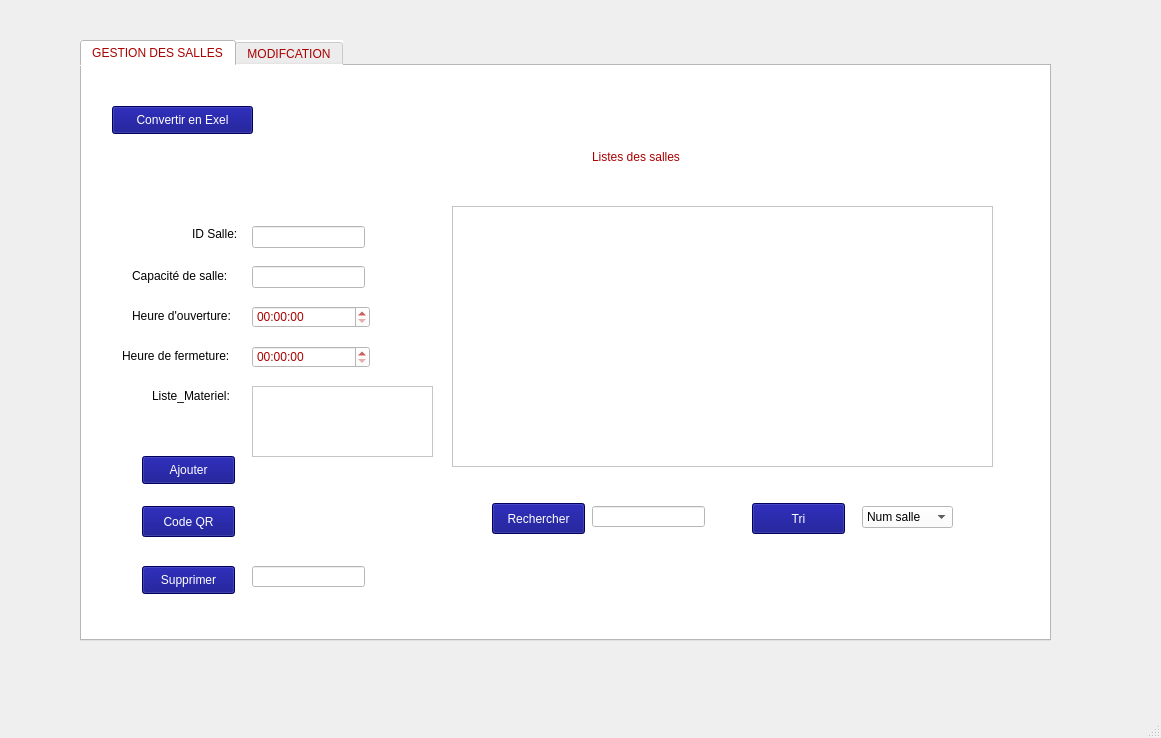
MOOTEZSLIM/Coworking-space, file Documents/projectgds/workspace.ui: the form before one commit.
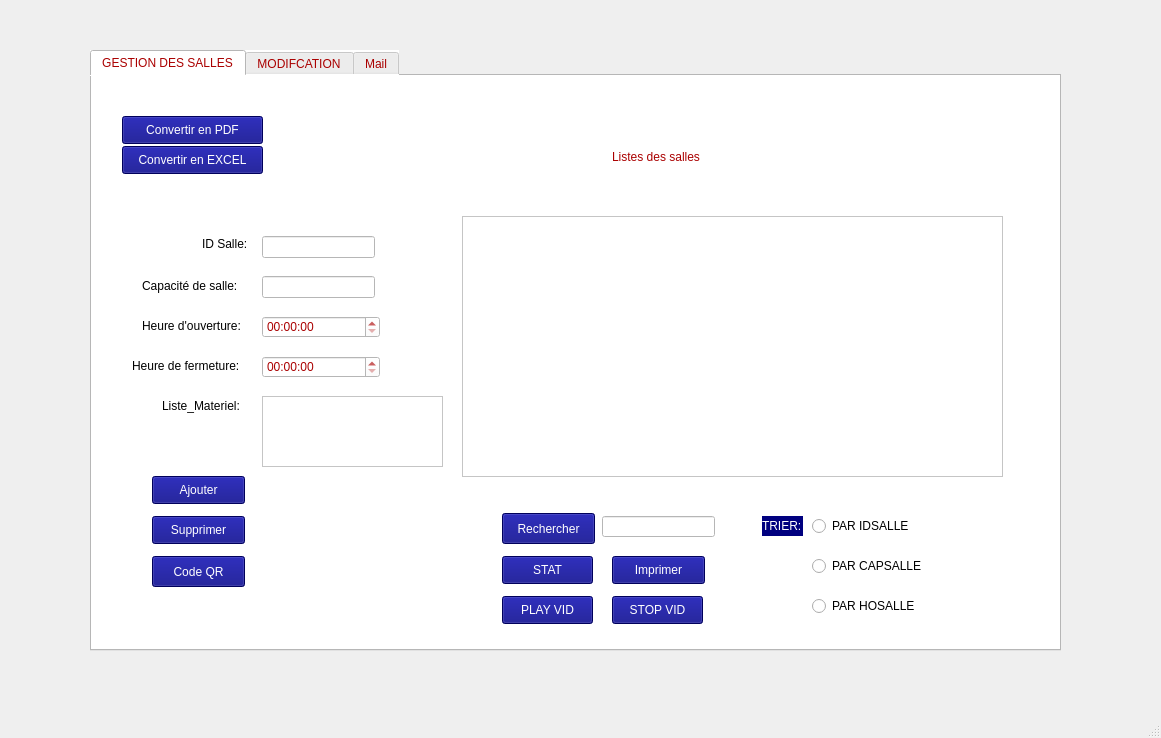
The form after the commit.

The edit to the form file:
```diff
--- a/Documents/projectgds/workspace.ui
+++ b/Documents/projectgds/workspace.ui
@@ -17,8 +17,8 @@
    <widget class="QTabWidget" name="tabWidget">
     <property name="geometry">
      <rect>
-      <x>80</x>
-      <y>40</y>
+      <x>90</x>
+      <y>50</y>
       <width>971</width>
       <height>601</height>
      </rect>
@@ -62,7 +62,7 @@
 color: rgb(255, 255, 255);</string>
       </property>
       <property name="text">
-       <string>Convertir en Exel</string>
+       <string>Convertir en PDF</string>
       </property>
      </widget>
      <widget class="QLineEdit" name="lineEdit_cap">
@@ -147,55 +147,6 @@
        <string>Capacité de salle:</string>
       </property>
      </widget>
-     <widget class="QComboBox" name="comboBox_4">
-      <property name="geometry">
-       <rect>
-        <x>780</x>
-        <y>440</y>
-        <width>91</width>
-        <height>22</height>
-       </rect>
-      </property>
-      <property name="styleSheet">
-       <string notr="true">font: 87 8pt &quot;Raleway Black&quot;;
-color: rgb(0, 0, 0);</string>
-      </property>
-      <item>
-       <property name="text">
-        <string>Num salle</string>
-       </property>
-      </item>
-      <item>
-       <property name="text">
-        <string>Capacité de salle</string>
-       </property>
-      </item>
-      <item>
-       <property name="text">
-        <string>Type d'objet</string>
-       </property>
-      </item>
-      <item>
-       <property name="text">
-        <string>date paiment</string>
-       </property>
-      </item>
-      <item>
-       <property name="text">
-        <string>methode de paiment</string>
-       </property>
-      </item>
-      <item>
-       <property name="text">
-        <string>société</string>
-       </property>
-      </item>
-      <item>
-       <property name="text">
-        <string>Réference</string>
-       </property>
-      </item>
-     </widget>
      <widget class="QLabel" name="label_25">
       <property name="geometry">
        <rect>
@@ -232,29 +183,11 @@
        <string>ID Salle:</string>
       </property>
      </widget>
-     <widget class="QPushButton" name="supprimer">
-      <property name="geometry">
-       <rect>
-        <x>60</x>
-        <y>500</y>
-        <width>93</width>
-        <height>28</height>
-       </rect>
-      </property>
-      <property name="styleSheet">
-       <string notr="true">background-color: rgb(0, 0, 127);
-font: 87 8pt &quot;Raleway Black&quot;;
-color: rgb(255, 255, 255);</string>
-      </property>
-      <property name="text">
-       <string>Supprimer</string>
-      </property>
-     </widget>
      <widget class="QPushButton" name="pushButton_27">
       <property name="geometry">
        <rect>
         <x>60</x>
-        <y>440</y>
+        <y>480</y>
         <width>93</width>
         <height>31</height>
        </rect>
@@ -272,7 +205,7 @@
       <property name="geometry">
        <rect>
         <x>60</x>
-        <y>390</y>
+        <y>400</y>
         <width>93</width>
         <height>28</height>
        </rect>
@@ -289,8 +222,8 @@
      <widget class="QLabel" name="label_21">
       <property name="geometry">
        <rect>
-        <x>510</x>
-        <y>70</y>
+        <x>520</x>
+        <y>60</y>
         <width>271</width>
         <height>41</height>
        </rect>
@@ -304,24 +237,6 @@
        <string>Listes des salles</string>
       </property>
      </widget>
-     <widget class="QPushButton" name="pushButton_25">
-      <property name="geometry">
-       <rect>
-        <x>670</x>
-        <y>437</y>
-        <width>93</width>
-        <height>31</height>
-       </rect>
-      </property>
-      <property name="styleSheet">
-       <string notr="true">background-color: rgb(0, 0, 127);
-font: 87 8pt &quot;Raleway Black&quot;;
-color: rgb(255, 255, 255);</string>
-      </property>
-      <property name="text">
-       <string>Tri</string>
-      </property>
-     </widget>
      <widget class="QLineEdit" name="lineEdit_id">
       <property name="geometry">
        <rect>
@@ -332,16 +247,6 @@
        </rect>
       </property>
      </widget>
-     <widget class="QLineEdit" name="lineEdit_S">
-      <property name="geometry">
-       <rect>
-        <x>170</x>
-        <y>500</y>
-        <width>113</width>
-        <height>21</height>
-       </rect>
-      </property>
-     </widget>
      <widget class="QTableView" name="tableView_S">
       <property name="geometry">
        <rect>
@@ -387,6 +292,199 @@
        </rect>
       </property>
      </widget>
+     <widget class="QRadioButton" name="rb_id">
+      <property name="geometry">
+       <rect>
+        <x>720</x>
+        <y>440</y>
+        <width>121</width>
+        <height>20</height>
+       </rect>
+      </property>
+      <property name="styleSheet">
+       <string notr="true">
+color: rgb(0, 0, 0);
+font: 87 7pt &quot;Raleway Black&quot;;</string>
+      </property>
+      <property name="text">
+       <string>PAR IDSALLE</string>
+      </property>
+     </widget>
+     <widget class="QRadioButton" name="rb_cap">
+      <property name="geometry">
+       <rect>
+        <x>720</x>
+        <y>480</y>
+        <width>131</width>
+        <height>20</height>
+       </rect>
+      </property>
+      <property name="styleSheet">
+       <string notr="true">
+color: rgb(0, 0, 0);
+font: 87 7pt &quot;Raleway Black&quot;;</string>
+      </property>
+      <property name="text">
+       <string>PAR CAPSALLE</string>
+      </property>
+     </widget>
+     <widget class="QRadioButton" name="rb_ho">
+      <property name="geometry">
+       <rect>
+        <x>720</x>
+        <y>520</y>
+        <width>131</width>
+        <height>20</height>
+       </rect>
+      </property>
+      <property name="styleSheet">
+       <string notr="true">
+color: rgb(0, 0, 0);
+font: 87 7pt &quot;Raleway Black&quot;;</string>
+      </property>
+      <property name="text">
+       <string>PAR HOSALLE</string>
+      </property>
+     </widget>
+     <widget class="QLabel" name="label">
+      <property name="geometry">
+       <rect>
+        <x>670</x>
+        <y>440</y>
+        <width>41</width>
+        <height>20</height>
+       </rect>
+      </property>
+      <property name="styleSheet">
+       <string notr="true">background-color: rgb(0, 0, 127);
+font: 87 6pt &quot;Raleway Black&quot;;
+color: rgb(255, 255, 255);</string>
+      </property>
+      <property name="text">
+       <string>TRIER:</string>
+      </property>
+     </widget>
+     <widget class="QPushButton" name="pushButton_EXCEL">
+      <property name="geometry">
+       <rect>
+        <x>30</x>
+        <y>70</y>
+        <width>141</width>
+        <height>28</height>
+       </rect>
+      </property>
+      <property name="styleSheet">
+       <string notr="true">background-color: rgb(0, 0, 127);
+font: 87 6pt &quot;Raleway Black&quot;;
+color: rgb(255, 255, 255);</string>
+      </property>
+      <property name="text">
+       <string>Convertir en EXCEL</string>
+      </property>
+     </widget>
+     <widget class="QPushButton" name="imp">
+      <property name="geometry">
+       <rect>
+        <x>520</x>
+        <y>480</y>
+        <width>93</width>
+        <height>28</height>
+       </rect>
+      </property>
+      <property name="styleSheet">
+       <string notr="true">background-color: rgb(0, 0, 127);
+font: 87 8pt &quot;Raleway Black&quot;;
+color: rgb(255, 255, 255);</string>
+      </property>
+      <property name="text">
+       <string>Imprimer</string>
+      </property>
+     </widget>
+     <widget class="QPushButton" name="supprimer_2">
+      <property name="geometry">
+       <rect>
+        <x>60</x>
+        <y>440</y>
+        <width>93</width>
+        <height>28</height>
+       </rect>
+      </property>
+      <property name="styleSheet">
+       <string notr="true">background-color: rgb(0, 0, 127);
+font: 87 8pt &quot;Raleway Black&quot;;
+color: rgb(255, 255, 255);</string>
+      </property>
+      <property name="text">
+       <string>Supprimer</string>
+      </property>
+     </widget>
+     <widget class="QLabel" name="QRCODE_3">
+      <property name="geometry">
+       <rect>
+        <x>200</x>
+        <y>400</y>
+        <width>131</width>
+        <height>141</height>
+       </rect>
+      </property>
+      <property name="text">
+       <string/>
+      </property>
+     </widget>
+     <widget class="QPushButton" name="pushButtonSTAT">
+      <property name="geometry">
+       <rect>
+        <x>410</x>
+        <y>480</y>
+        <width>91</width>
+        <height>28</height>
+       </rect>
+      </property>
+      <property name="styleSheet">
+       <string notr="true">background-color: rgb(0, 0, 127);
+font: 87 6pt &quot;Raleway Black&quot;;
+color: rgb(255, 255, 255);</string>
+      </property>
+      <property name="text">
+       <string>STAT</string>
+      </property>
+     </widget>
+     <widget class="QPushButton" name="pushButtonplay">
+      <property name="geometry">
+       <rect>
+        <x>410</x>
+        <y>520</y>
+        <width>91</width>
+        <height>28</height>
+       </rect>
+      </property>
+      <property name="styleSheet">
+       <string notr="true">background-color: rgb(0, 0, 127);
+font: 87 6pt &quot;Raleway Black&quot;;
+color: rgb(255, 255, 255);</string>
+      </property>
+      <property name="text">
+       <string>PLAY VID</string>
+      </property>
+     </widget>
+     <widget class="QPushButton" name="pushButtonstop">
+      <property name="geometry">
+       <rect>
+        <x>520</x>
+        <y>520</y>
+        <width>91</width>
+        <height>28</height>
+       </rect>
+      </property>
+      <property name="styleSheet">
+       <string notr="true">background-color: rgb(0, 0, 127);
+font: 87 6pt &quot;Raleway Black&quot;;
+color: rgb(255, 255, 255);</string>
+      </property>
+      <property name="text">
+       <string>STOP VID</string>
+      </property>
+     </widget>
     </widget>
     <widget class="QWidget" name="tab">
      <attribute name="title">
@@ -551,6 +649,236 @@
       </property>
      </widget>
     </widget>
+    <widget class="QWidget" name="tab_2">
+     <attribute name="title">
+      <string>Mail</string>
+     </attribute>
+     <widget class="QLabel" name="label_48">
+      <property name="geometry">
+       <rect>
+        <x>310</x>
+        <y>220</y>
+        <width>81</width>
+        <height>26</height>
+       </rect>
+      </property>
+      <property name="text">
+       <string>Username:</string>
+      </property>
+     </widget>
+     <widget class="QLineEdit" name="paswd">
+      <property name="geometry">
+       <rect>
+        <x>411</x>
+        <y>255</y>
+        <width>188</width>
+        <height>26</height>
+       </rect>
+      </property>
+      <property name="styleSheet">
+       <string notr="true">color: rgb(0, 0, 0);
+font: 87 7pt &quot;Raleway Black&quot;;</string>
+      </property>
+      <property name="inputMask">
+       <string/>
+      </property>
+      <property name="echoMode">
+       <enum>QLineEdit::Password</enum>
+      </property>
+     </widget>
+     <widget class="QLineEdit" name="subject">
+      <property name="geometry">
+       <rect>
+        <x>411</x>
+        <y>325</y>
+        <width>188</width>
+        <height>26</height>
+       </rect>
+      </property>
+      <property name="styleSheet">
+       <string notr="true">color: rgb(0, 0, 0);
+font: 87 7pt &quot;Raleway Black&quot;;</string>
+      </property>
+     </widget>
+     <widget class="QLabel" name="label_54">
+      <property name="geometry">
+       <rect>
+        <x>317</x>
+        <y>325</y>
+        <width>61</width>
+        <height>26</height>
+       </rect>
+      </property>
+      <property name="text">
+       <string>Subject:</string>
+      </property>
+     </widget>
+     <widget class="QLabel" name="label_42">
+      <property name="geometry">
+       <rect>
+        <x>290</x>
+        <y>150</y>
+        <width>101</width>
+        <height>26</height>
+       </rect>
+      </property>
+      <property name="text">
+       <string>Smtp-server:</string>
+      </property>
+     </widget>
+     <widget class="QLineEdit" name="port">
+      <property name="geometry">
+       <rect>
+        <x>411</x>
+        <y>185</y>
+        <width>188</width>
+        <height>26</height>
+       </rect>
+      </property>
+      <property name="styleSheet">
+       <string notr="true">color: rgb(0, 0, 0);
+font: 87 7pt &quot;Raleway Black&quot;;</string>
+      </property>
+      <property name="text">
+       <string>465</string>
+      </property>
+     </widget>
+     <widget class="QLineEdit" name="server">
+      <property name="geometry">
+       <rect>
+        <x>411</x>
+        <y>150</y>
+        <width>188</width>
+        <height>26</height>
+       </rect>
+      </property>
+      <property name="styleSheet">
+       <string notr="true">color: rgb(0, 0, 0);
+font: 87 7pt &quot;Raleway Black&quot;;</string>
+      </property>
+      <property name="text">
+       <string>smtp.gmail.com</string>
+      </property>
+     </widget>
+     <widget class="QLabel" name="label_47">
+      <property name="geometry">
+       <rect>
+        <x>300</x>
+        <y>180</y>
+        <width>91</width>
+        <height>26</height>
+       </rect>
+      </property>
+      <property name="text">
+       <string>Server port:</string>
+      </property>
+     </widget>
+     <widget class="QLabel" name="label_55">
+      <property name="geometry">
+       <rect>
+        <x>313</x>
+        <y>360</y>
+        <width>71</width>
+        <height>28</height>
+       </rect>
+      </property>
+      <property name="text">
+       <string>Message:</string>
+      </property>
+     </widget>
+     <widget class="QLineEdit" name="uname">
+      <property name="geometry">
+       <rect>
+        <x>411</x>
+        <y>220</y>
+        <width>188</width>
+        <height>26</height>
+       </rect>
+      </property>
+      <property name="styleSheet">
+       <string notr="true">color: rgb(0, 0, 0);
+font: 87 7pt &quot;Raleway Black&quot;;</string>
+      </property>
+      <property name="text">
+       <string>mootez.slim@esprit.tn</string>
+      </property>
+     </widget>
+     <widget class="QPlainTextEdit" name="msg">
+      <property name="geometry">
+       <rect>
+        <x>411</x>
+        <y>360</y>
+        <width>188</width>
+        <height>85</height>
+       </rect>
+      </property>
+      <property name="styleSheet">
+       <string notr="true">color: rgb(0, 0, 0);
+font: 87 7pt &quot;Raleway Black&quot;;</string>
+      </property>
+     </widget>
+     <widget class="QLabel" name="label_49">
+      <property name="geometry">
+       <rect>
+        <x>310</x>
+        <y>250</y>
+        <width>81</width>
+        <height>26</height>
+       </rect>
+      </property>
+      <property name="text">
+       <string>Password:</string>
+      </property>
+     </widget>
+     <widget class="QLabel" name="label_53">
+      <property name="geometry">
+       <rect>
+        <x>320</x>
+        <y>290</y>
+        <width>91</width>
+        <height>26</height>
+       </rect>
+      </property>
+      <property name="text">
+       <string>Recipant :</string>
+      </property>
+     </widget>
+     <widget class="QLineEdit" name="rcpt">
+      <property name="geometry">
+       <rect>
+        <x>411</x>
+        <y>290</y>
+        <width>188</width>
+        <height>26</height>
+       </rect>
+      </property>
+      <property name="styleSheet">
+       <string notr="true">color: rgb(0, 0, 0);
+font: 87 7pt &quot;Raleway Black&quot;;</string>
+      </property>
+      <property name="text">
+       <string>mootez.slim@esprit.tn</string>
+      </property>
+     </widget>
+     <widget class="QPushButton" name="send">
+      <property name="geometry">
+       <rect>
+        <x>420</x>
+        <y>470</y>
+        <width>93</width>
+        <height>28</height>
+       </rect>
+      </property>
+      <property name="styleSheet">
+       <string notr="true">background-color: rgb(0, 0, 127);
+font: 87 6pt &quot;Raleway Black&quot;;
+color: rgb(255, 255, 255);</string>
+      </property>
+      <property name="text">
+       <string>send</string>
+      </property>
+     </widget>
+    </widget>
    </widget>
   </widget>
   <widget class="QMenuBar" name="menubar">
```
Left out of the diff: 4 changed lines with no effect on the pictures.
